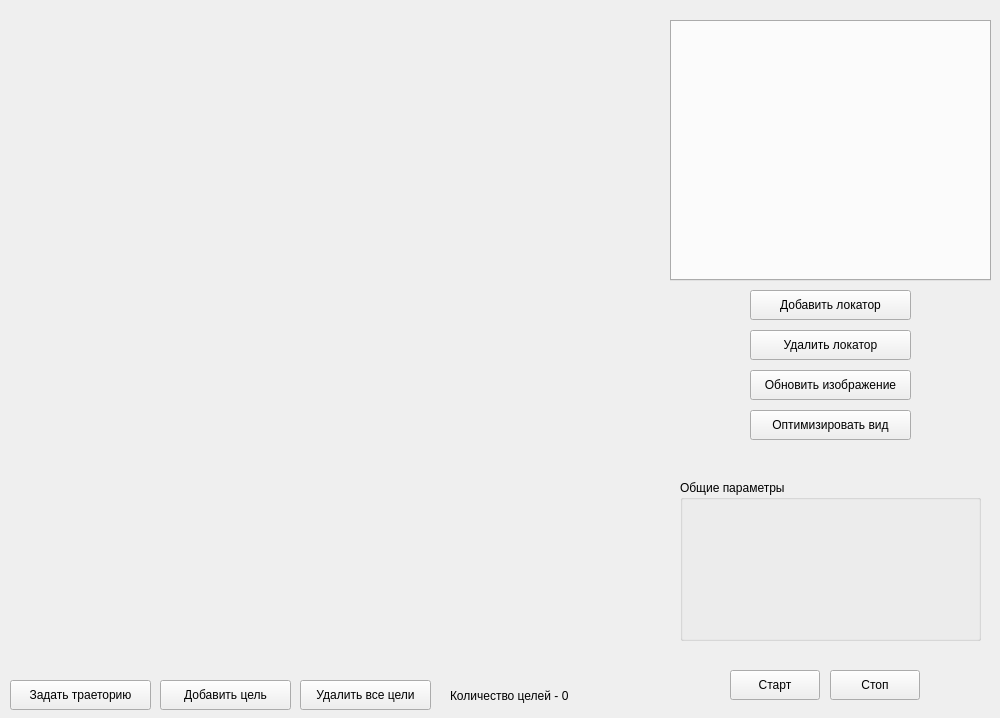
The window that widget.ui (MAPSWorks/superpos) describes before a commit, drawn with Qt 5.
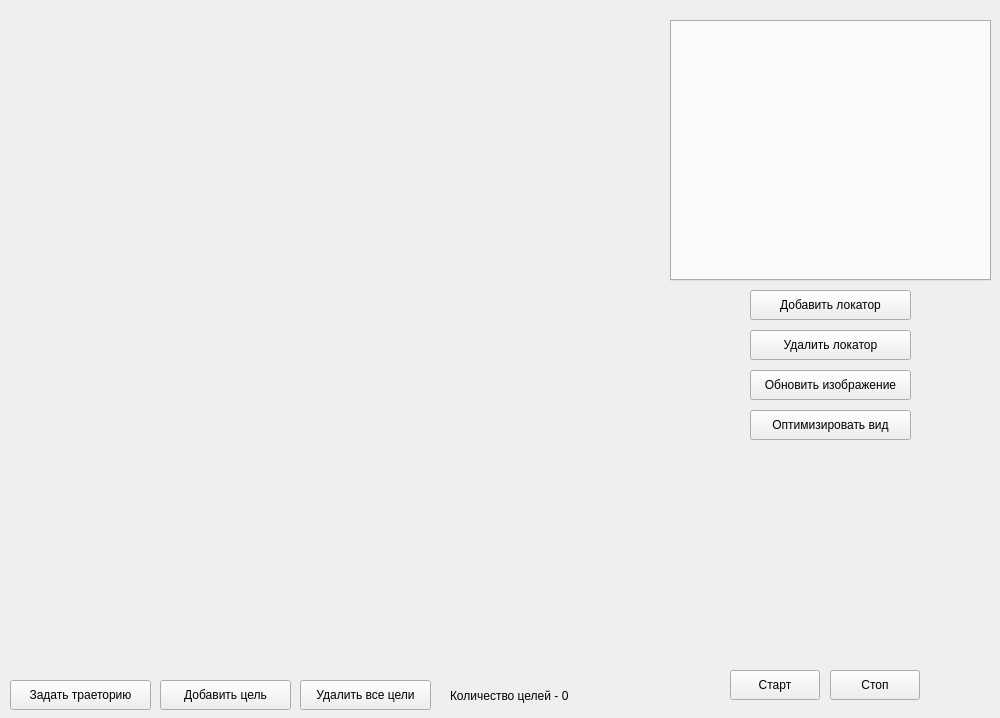
The same window after the commit.

The edit to the form file:
```diff
--- a/widget.ui
+++ b/widget.ui
@@ -110,25 +110,6 @@
     <string>Стоп</string>
    </property>
   </widget>
-  <widget class="QGroupBox" name="groupBox">
-   <property name="geometry">
-    <rect>
-     <x>680</x>
-     <y>480</y>
-     <width>301</width>
-     <height>161</height>
-    </rect>
-   </property>
-   <property name="sizePolicy">
-    <sizepolicy hsizetype="Expanding" vsizetype="Expanding">
-     <horstretch>0</horstretch>
-     <verstretch>0</verstretch>
-    </sizepolicy>
-   </property>
-   <property name="title">
-    <string>Общие параметры</string>
-   </property>
-  </widget>
   <widget class="QPushButton" name="pbBeginAddTarg">
    <property name="geometry">
     <rect>
```
